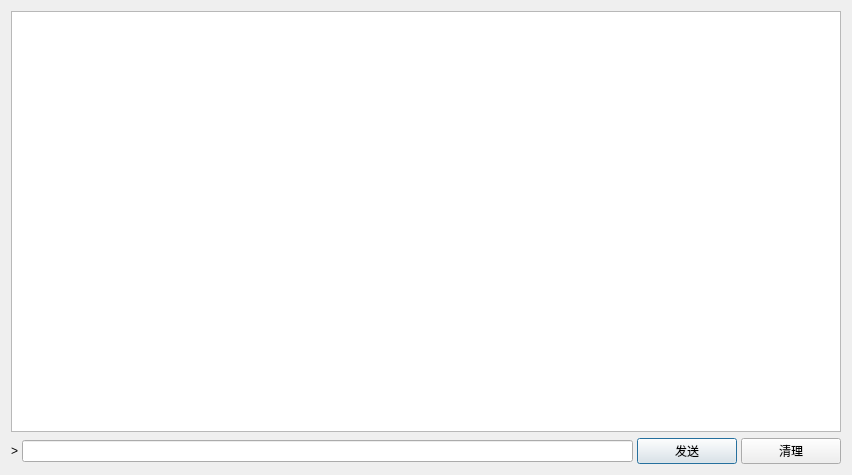
First picture: the form in src/forms/cliconsole.ui, repository 33cn/chain33-qt, before the edit.
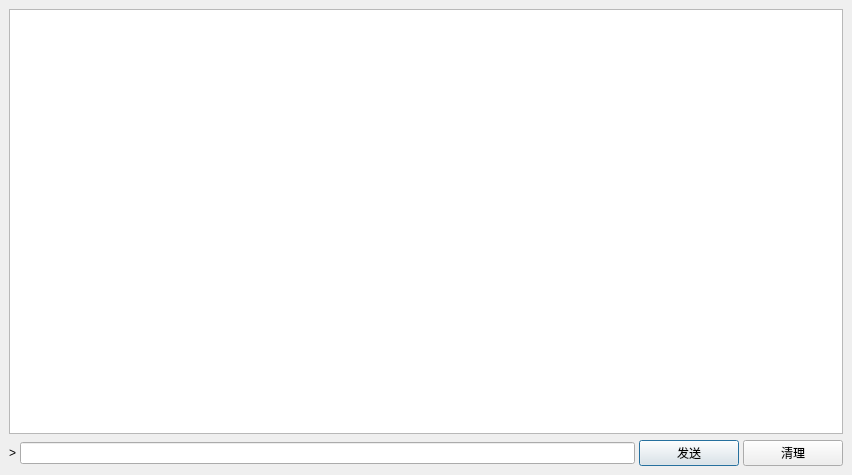
Second picture: the form after the edit. Icons and pictures are not drawn.

```diff
--- a/src/forms/cliconsole.ui
+++ b/src/forms/cliconsole.ui
@@ -14,6 +14,24 @@
    <string>控制台</string>
   </property>
   <layout class="QVBoxLayout" name="verticalLayout_2">
+   <property name="spacing">
+    <number>0</number>
+   </property>
+   <property name="leftMargin">
+    <number>0</number>
+   </property>
+   <property name="topMargin">
+    <number>0</number>
+   </property>
+   <property name="rightMargin">
+    <number>0</number>
+   </property>
+   <property name="bottomMargin">
+    <number>0</number>
+   </property>
+   <item>
+    <widget class="QWidget" name="Widget_bk_small" native="true">
+     <layout class="QVBoxLayout" name="verticalLayout_bk_small">
    <item>
     <widget class="QTextEdit" name="messagesWidget">
      <property name="minimumSize">
@@ -81,6 +99,9 @@
       </widget>
      </item>
     </layout>
+      </item>
+     </layout>
+    </widget>
    </item>
   </layout>
  </widget>
```
Lines whose indentation alone changed are shown as unchanged.
